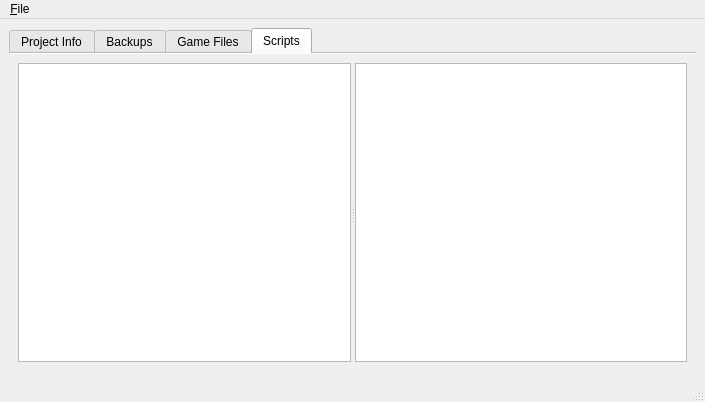
The window that shsl-editor/gui/mainwindow.ui (Delta-Psi/shsl-editor) describes before a commit, drawn with Qt 5.
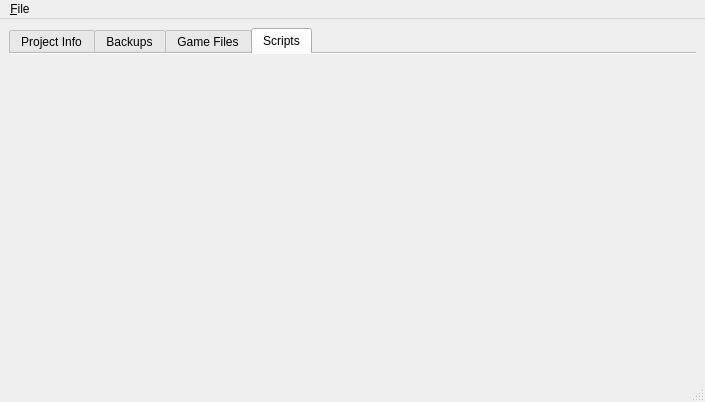
The same window after the commit. The open tabs and pages were chosen to show the change.

What changed in the file:
```diff
--- a/shsl-editor/gui/mainwindow.ui
+++ b/shsl-editor/gui/mainwindow.ui
@@ -48,20 +48,19 @@
        <attribute name="title">
         <string>Scripts</string>
        </attribute>
-       <layout class="QVBoxLayout" name="verticalLayout_3">
-        <item>
-         <widget class="QSplitter" name="splitter_3">
-          <property name="orientation">
-           <enum>Qt::Horizontal</enum>
-          </property>
-          <widget class="QTreeView" name="treeView">
-           <property name="editTriggers">
-            <set>QAbstractItemView::NoEditTriggers</set>
-           </property>
-          </widget>
-          <widget class="QPlainTextEdit" name="plainTextEdit"/>
-         </widget>
-        </item>
+       <layout class="QVBoxLayout" name="verticalLayout">
+        <property name="leftMargin">
+         <number>0</number>
+        </property>
+        <property name="topMargin">
+         <number>0</number>
+        </property>
+        <property name="rightMargin">
+         <number>0</number>
+        </property>
+        <property name="bottomMargin">
+         <number>0</number>
+        </property>
        </layout>
       </widget>
      </widget>
```
Left out of the diff: 25 changed lines with no effect on the pictures.
